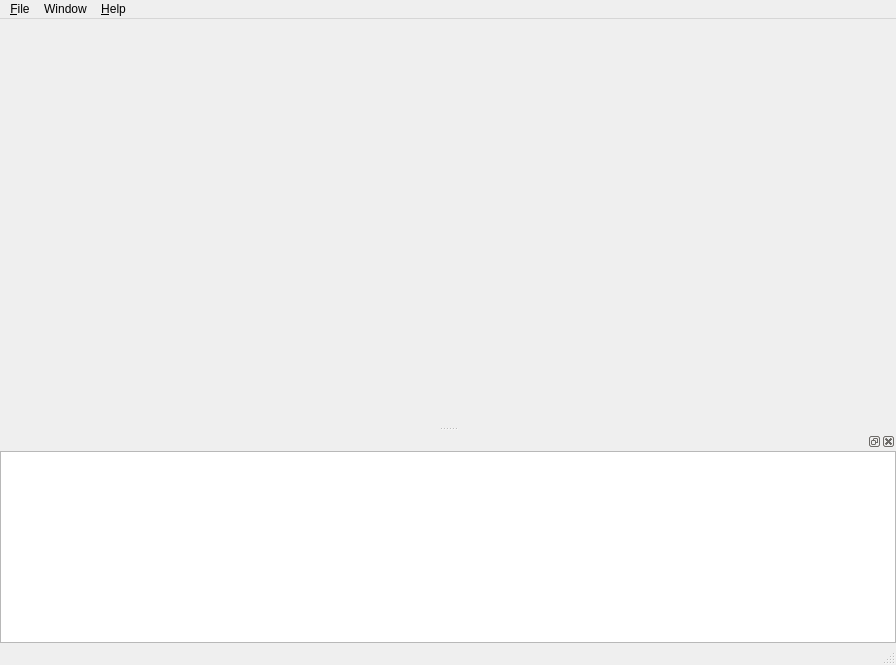
This is src/friendlypics2/data/ui/main_window.ui in TheFriendlyCoder/friendlypics2 as Qt 5 draws it before an edit. The edited form follows.
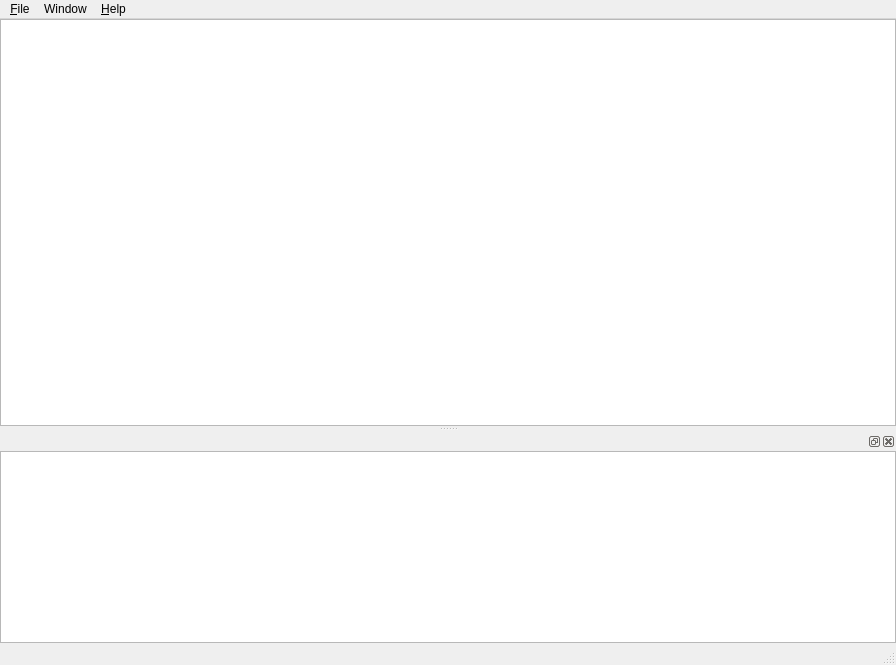
This is the edited form.

Commit message: Fixes #25 added basic image thumbnail support

Diff of the .ui file:
```diff
--- a/src/friendlypics2/data/ui/main_window.ui
+++ b/src/friendlypics2/data/ui/main_window.ui
@@ -19,7 +19,35 @@
   <property name="windowTitle">
    <string>MyWindow</string>
   </property>
-  <widget class="QWidget" name="centralwidget"/>
+  <widget class="QWidget" name="centralwidget">
+   <layout class="QHBoxLayout" name="horizontalLayout">
+    <property name="leftMargin">
+     <number>0</number>
+    </property>
+    <property name="topMargin">
+     <number>0</number>
+    </property>
+    <property name="rightMargin">
+     <number>0</number>
+    </property>
+    <property name="bottomMargin">
+     <number>0</number>
+    </property>
+    <item>
+     <widget class="QListView" name="thumbnail_view">
+      <property name="iconSize">
+       <size>
+        <width>100</width>
+        <height>100</height>
+       </size>
+      </property>
+      <property name="viewMode">
+       <enum>QListView::IconMode</enum>
+      </property>
+     </widget>
+    </item>
+   </layout>
+  </widget>
   <widget class="QMenuBar" name="menubar">
    <property name="geometry">
     <rect>
```
The commit also changes 2 other files.
